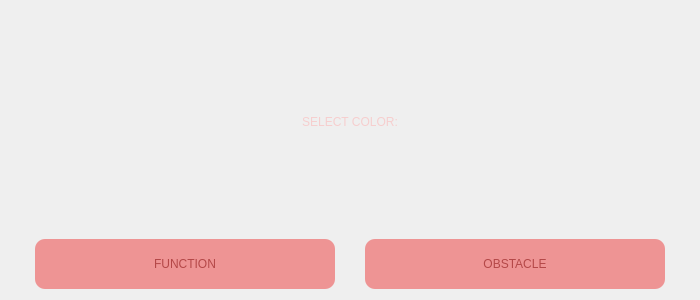
Old version of the form MATFWars/settings.ui in the repository Divljo31/MATFWars.
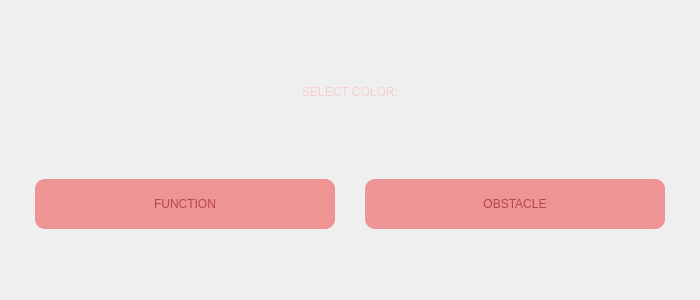
New version of the form. Icons and pictures are not drawn.

Patch:
```diff
--- a/MATFWars/settings.ui
+++ b/MATFWars/settings.ui
@@ -50,6 +50,9 @@
    </item>
    <item>
     <layout class="QHBoxLayout" name="horizontalLayout">
+     <property name="bottomMargin">
+      <number>60</number>
+     </property>
      <item>
       <widget class="QPushButton" name="func_color_button">
        <property name="sizePolicy">
```
